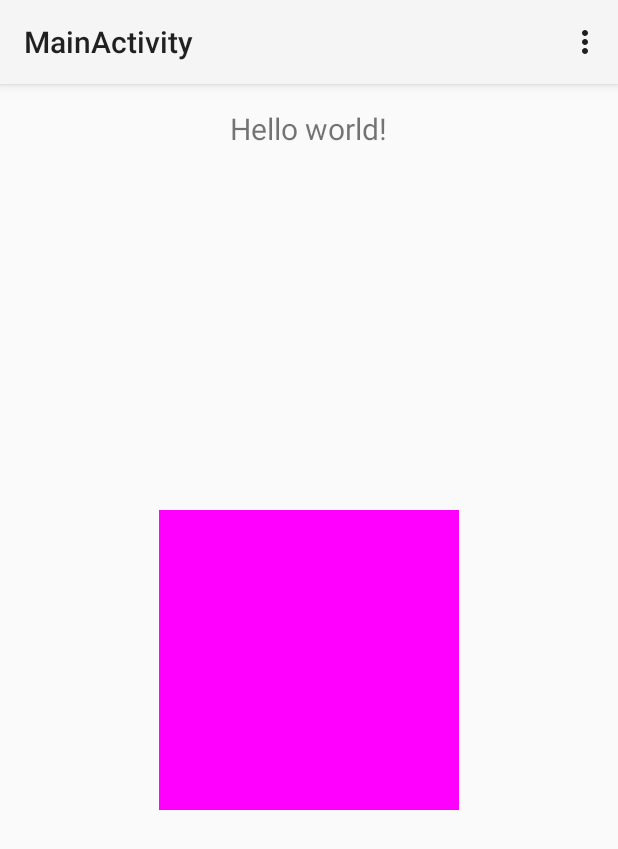
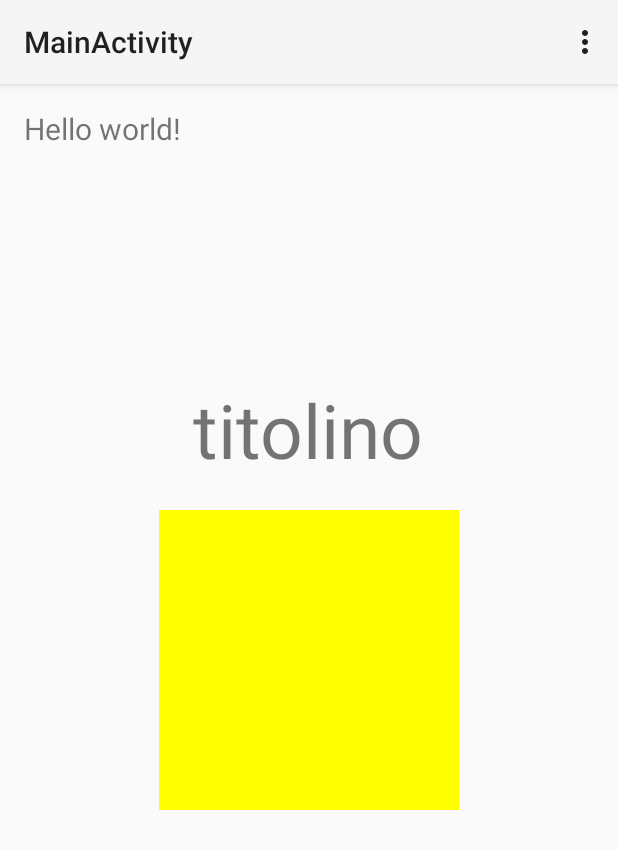
Before and after one commit to B-Nox/android_app, an Android app: the screen it shows after launch (MainActivity), in the options menu, after a tap on "Settings", on a phone screen of 412 x 824 dp. Shown: the top 849 px of the screen. Run offline under Robolectric (Android 15) with nearby library versions, the phone set to English and light mode, and no system bars; our stand-ins replace ButterKnife.

Commit message:
Added relativelayouts to scenes

```diff
--- a/app/src/main/java/it/droidcon/b_nox/activities/MainActivity.java
+++ b/app/src/main/java/it/droidcon/b_nox/activities/MainActivity.java
@@ -2,6 +2,7 @@ package it.droidcon.b_nox.activities;
 
 import android.app.Activity;
 import android.os.Bundle;
+import android.transition.AutoTransition;
 import android.transition.ChangeBounds;
 import android.transition.Fade;
 import android.transition.Scene;
@@ -11,6 +12,7 @@ import android.view.Menu;
 import android.view.MenuItem;
 import android.view.View;
 import android.view.ViewGroup;
+import android.widget.ImageView;
 
 import butterknife.ButterKnife;
 import butterknife.InjectView;
@@ -22,9 +24,13 @@ public class MainActivity extends Activity implements Observer {
 
     @InjectView(R.id.container)
     ViewGroup container;
+
+    private View decorView;
+
+
     private Scene scene2;
     private Scene scene1;
-    private View decorView;
+    private Scene scene3;
 
 
     @Override
@@ -38,6 +44,7 @@ public class MainActivity extends Activity implements Observer {
 
         scene1 = Scene.getSceneForLayout(container, R.layout.scene_main_activity_intro, this);
         scene2 = Scene.getSceneForLayout(container, R.layout.scene_main_activity_main, this);
+        scene3 = Scene.getSceneForLayout(container, R.layout.scene_main_activity_loading, this);
 
 
         scene1.enter();
@@ -50,6 +57,9 @@ public class MainActivity extends Activity implements Observer {
                     .addTransition(new ChangeBounds());
             TransitionManager.go(scene2, set);
         }, 2000);
+
+
+        scene2.setEnterAction(this::setUpBluetoothObserver);
 
     }
 
@@ -103,4 +113,12 @@ public class MainActivity extends Activity implements Observer {
                             | View.SYSTEM_UI_FLAG_IMMERSIVE_STICKY);
         }
     }
+
+
+    private void setUpBluetoothObserver() {
+        ImageView img = (ImageView) findViewById(R.id.img);
+
+        img.setOnClickListener(v -> { TransitionManager.go(scene3, new AutoTransition()); });
+    }
+
 }
--- a/app/src/main/res/layout/scene_main_activity_intro.xml
+++ b/app/src/main/res/layout/scene_main_activity_intro.xml
@@ -1,5 +1,11 @@
 <?xml version="1.0" encoding="utf-8"?>
 <merge xmlns:android="http://schemas.android.com/apk/res/android">
 
+    <RelativeLayout
+        android:layout_width="fill_parent"
+        android:layout_height="fill_parent"
+        android:id="@+id/page"
+
+        />
 
 </merge>
--- a/app/src/main/res/layout/scene_main_activity_loading.xml
+++ b/app/src/main/res/layout/scene_main_activity_loading.xml
@@ -1,5 +1,11 @@
 <?xml version="1.0" encoding="utf-8"?>
 <merge xmlns:android="http://schemas.android.com/apk/res/android">
+
+    <RelativeLayout
+        android:layout_width="fill_parent"
+        android:layout_height="fill_parent"
+        android:id="@+id/page"
+        >
 
         <TextView
             android:layout_width="wrap_content"
@@ -8,11 +14,28 @@
             android:id="@+id/title"
             android:visibility="visible"
             android:textSize="20dp"
-        android:layout_gravity="center_horizontal|top"
-        android:gravity="center_horizontal|top"
+            android:gravity="left|top"
             />
 
 
+        <TextView
+            android:layout_width="wrap_content"
+            android:layout_height="wrap_content"
+            android:text="titolino"
+            android:layout_centerHorizontal="true"
+            android:layout_above="@+id/img"
+            android:id="@+id/title_content"
+            android:textSize="50dp"
+            android:layout_marginBottom="20dp"
+            />
 
 
+        <ImageView
+            android:layout_width="200dp"
+            android:layout_height="200dp"
+            android:id="@+id/img"
+            android:layout_centerInParent="true"
+            android:background="#FF0"/>
+    </RelativeLayout>
+
 </merge>
```
Also changed, not shown: app/src/main/res/layout/scene_main_activity_main.xml (+11 -4 lines). Lines whose indentation alone changed are shown as unchanged.
